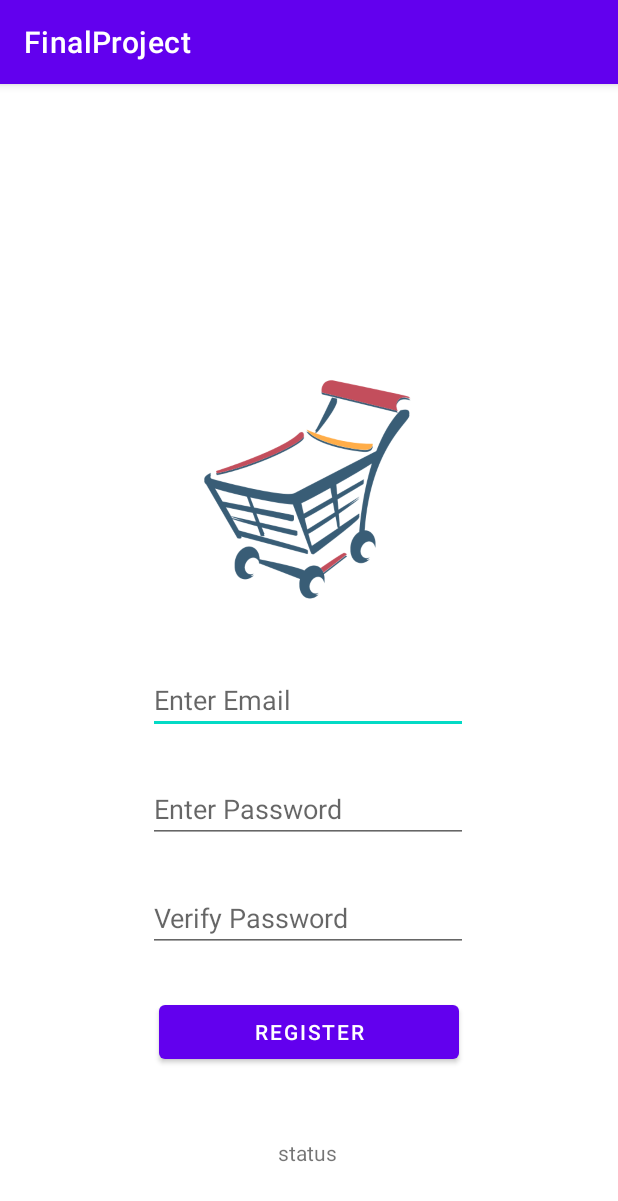
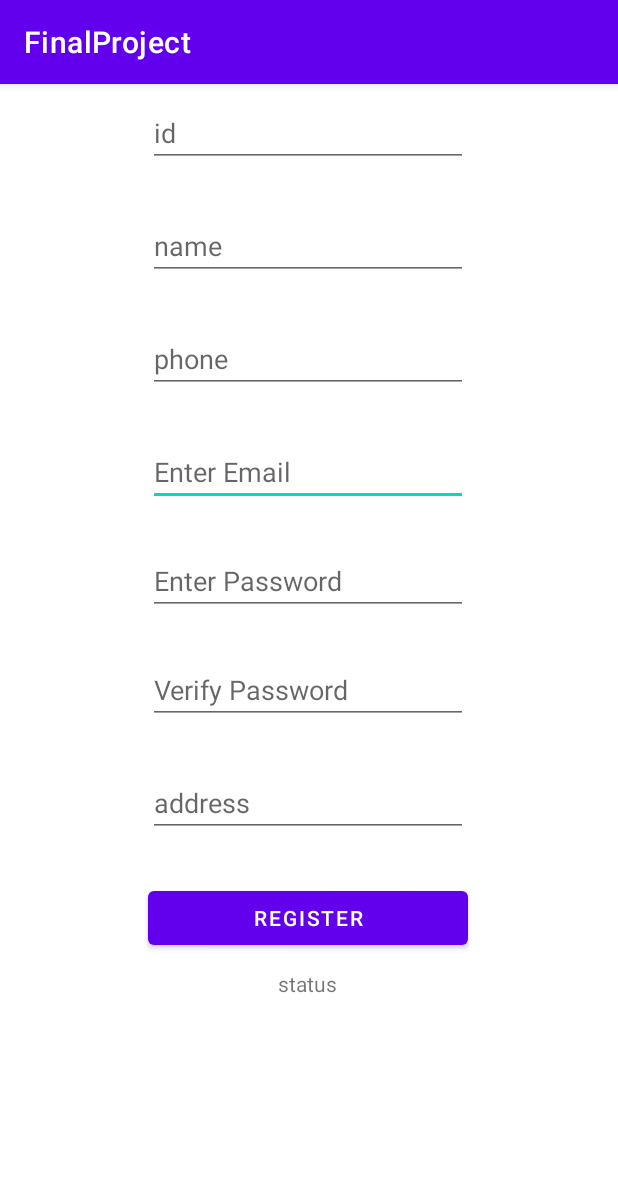
Before and after one commit to byulzary/finalProject, an Android app: the RegisterActivity screen opened directly, with no data from a screen before it, after a tap on "REGISTER", on a phone screen of 412 x 824 dp. Shown: the top 1201 px of the screen. Run offline under Robolectric (Android 15) with nearby library versions, the phone set to English and light mode, and no system bars.

Commit message:
ConnectionClass, ConSQL class, can insert users into DB
next step: fix userID no auto increment. update login page to use registered users instead of blank.

```diff
--- a/app/build.gradle
+++ b/app/build.gradle
@@ -41,4 +41,6 @@ dependencies {
     testImplementation 'junit:junit:4.13.2'
     androidTestImplementation 'androidx.test.ext:junit:1.1.3'
     androidTestImplementation 'androidx.test.espresso:espresso-core:3.4.0'
+
+    implementation 'net.sourceforge.jtds:jtds:1.3.1'
 }
--- a/app/src/main/AndroidManifest.xml
+++ b/app/src/main/AndroidManifest.xml
@@ -1,6 +1,9 @@
 <?xml version="1.0" encoding="utf-8"?>
 <manifest xmlns:android="http://schemas.android.com/apk/res/android"
     package="com.example.finalproject">
+
+    <uses-permission android:name="android.permission.INTERNET" />
+    <uses-permission android:name="android.permission.ACCESS_NETWORK_STATE" />
 
     <application
         android:allowBackup="true"
--- /dev/null
+++ b/app/src/main/java/com/example/finalproject/ConSQL.java
@@ -0,0 +1,34 @@
+package com.example.finalproject;
+
+import android.annotation.SuppressLint;
+import android.os.StrictMode;
+import android.util.Log;
+
+import java.sql.Connection;
+import java.sql.DriverManager;
+
+//public static String ip = "10.100.102.39";
+//public static String un = "admin";
+//public static String pass = "admin123456";
+//public static String db = "AndroidProj";
+
+public class ConSQL {
+    Connection con;
+
+    @SuppressLint("NewApi")
+    public Connection conclass() {
+        String ip = "10.100.102.39", port = "1433", db = "AndroidProj", username = "admin", password = "admin123456";
+
+        StrictMode.ThreadPolicy a = new StrictMode.ThreadPolicy.Builder().permitAll().build();
+        StrictMode.setThreadPolicy(a);
+        String ConnectURL = null;
+        try {
+            Class.forName("net.sourceforge.jtds.jdbc.Driver");
+            ConnectURL = "jdbc:jtds:sqlserver://" + ip + ":" + port + ";databasename=" + db + ";user=" + username + ";" + "password=" + password + ";";
+            con = DriverManager.getConnection(ConnectURL);
+        } catch (Exception e) {
+            Log.e("error: ", e.getMessage());
+        }
+        return con;
+    }
+}
--- a/app/src/main/java/com/example/finalproject/Connection/ConnectionClass.java
+++ b/app/src/main/java/com/example/finalproject/Connection/ConnectionClass.java
@@ -2,8 +2,8 @@ package com.example.finalproject.Connection;
 
 public class ConnectionClass {
     public static String ip = "10.100.102.39";
-    public static String un = "Barak";
-    public static String pass = "";
+    public static String un = "admin";
+    public static String pass = "admin123456";
     public static String db = "AndroidProj";
 
 }
--- a/app/src/main/res/layout/activity_register.xml
+++ b/app/src/main/res/layout/activity_register.xml
@@ -10,14 +10,14 @@
         android:id="@+id/editEmailReg"
         android:layout_width="wrap_content"
         android:layout_height="wrap_content"
-        android:layout_marginTop="20dp"
+        android:layout_marginTop="30dp"
         android:ems="10"
         android:hint="Enter Email"
         android:inputType="textEmailAddress"
         app:layout_constraintEnd_toEndOf="parent"
         app:layout_constraintHorizontal_bias="0.497"
         app:layout_constraintStart_toStartOf="parent"
-        app:layout_constraintTop_toBottomOf="@+id/registerImageView" />
+        app:layout_constraintTop_toBottomOf="@+id/editTextPhone" />
 
     <EditText
         android:id="@+id/editPasswordReg"
@@ -43,35 +43,75 @@
         app:layout_constraintStart_toStartOf="@+id/editEmailReg"
         app:layout_constraintTop_toBottomOf="@+id/editEmailReg" />
 
-    <ImageView
-        android:id="@+id/registerImageView"
-        android:layout_width="200dp"
-        android:layout_height="200dp"
-        android:layout_marginBottom="400dp"
-        app:layout_constraintBottom_toBottomOf="parent"
-        app:layout_constraintEnd_toEndOf="parent"
-        app:layout_constraintStart_toStartOf="parent"
-        app:srcCompat="@drawable/logo" />
-
     <Button
         android:id="@+id/buttonFinishReg"
         android:layout_width="0dp"
         android:layout_height="wrap_content"
-        android:layout_marginTop="240dp"
+        android:layout_marginTop="30dp"
         android:onClick="onClick"
         android:text="Register"
-        app:layout_constraintEnd_toEndOf="@+id/registerImageView"
-        app:layout_constraintStart_toStartOf="@+id/registerImageView"
-        app:layout_constraintTop_toBottomOf="@+id/registerImageView" />
+        app:layout_constraintEnd_toEndOf="@+id/editPassowrdRegVer"
+        app:layout_constraintHorizontal_bias="1.0"
+        app:layout_constraintStart_toStartOf="@+id/editPassowrdRegVer"
+        app:layout_constraintTop_toBottomOf="@+id/editTextRegAddress" />
 
     <TextView
         android:id="@+id/statusTextView"
         android:layout_width="wrap_content"
         android:layout_height="wrap_content"
+        android:layout_marginTop="10dp"
         android:text="status"
-        app:layout_constraintBottom_toBottomOf="parent"
         app:layout_constraintEnd_toEndOf="parent"
         app:layout_constraintHorizontal_bias="0.498"
         app:layout_constraintStart_toStartOf="parent"
         app:layout_constraintTop_toBottomOf="@+id/buttonFinishReg" />
+
+    <EditText
+        android:id="@+id/editTextPhone"
+        android:layout_width="wrap_content"
+        android:layout_height="wrap_content"
+        android:layout_marginTop="30dp"
+        android:ems="10"
+        android:hint="phone"
+        android:inputType="phone"
+        app:layout_constraintEnd_toEndOf="@+id/editEmailReg"
+        app:layout_constraintStart_toStartOf="@+id/editEmailReg"
+        app:layout_constraintTop_toBottomOf="@+id/editTextRegName" />
+
+    <EditText
+        android:id="@+id/editTextRegName"
+        android:layout_width="wrap_content"
+        android:layout_height="wrap_content"
+        android:layout_marginTop="30dp"
+        android:ems="10"
+        android:hint="name"
+        android:inputType="textPersonName"
+        app:layout_constraintEnd_toEndOf="@+id/editTextPhone"
+        app:layout_constraintStart_toStartOf="@+id/editTextPhone"
+        app:layout_constraintTop_toBottomOf="@+id/editIDReg" />
+
+    <EditText
+        android:id="@+id/editIDReg"
+        android:layout_width="wrap_content"
+        android:layout_height="wrap_content"
+        android:layout_marginTop="10dp"
+        android:ems="10"
+        android:hint="id"
+        android:inputType="number"
+        app:layout_constraintEnd_toEndOf="@+id/editTextRegName"
+        app:layout_constraintStart_toStartOf="@+id/editTextRegName"
+        app:layout_constraintTop_toTopOf="parent" />
+
+    <EditText
+        android:id="@+id/editTextRegAddress"
+        android:layout_width="wrap_content"
+        android:layout_height="wrap_content"
+        android:layout_marginTop="30dp"
+        android:ems="10"
+        android:hint="address"
+        android:inputType="textPersonName"
+        app:layout_constraintEnd_toEndOf="@+id/editPassowrdRegVer"
+        app:layout_constraintHorizontal_bias="0.497"
+        app:layout_constraintStart_toStartOf="@+id/editPassowrdRegVer"
+        app:layout_constraintTop_toBottomOf="@+id/editPassowrdRegVer" />
 </androidx.constraintlayout.widget.ConstraintLayout>
```
Also changed, not shown: app/src/main/java/com/example/finalproject/RegisterActivity.java (+46 -76 lines), gradle.properties (line endings or trailing spaces).
